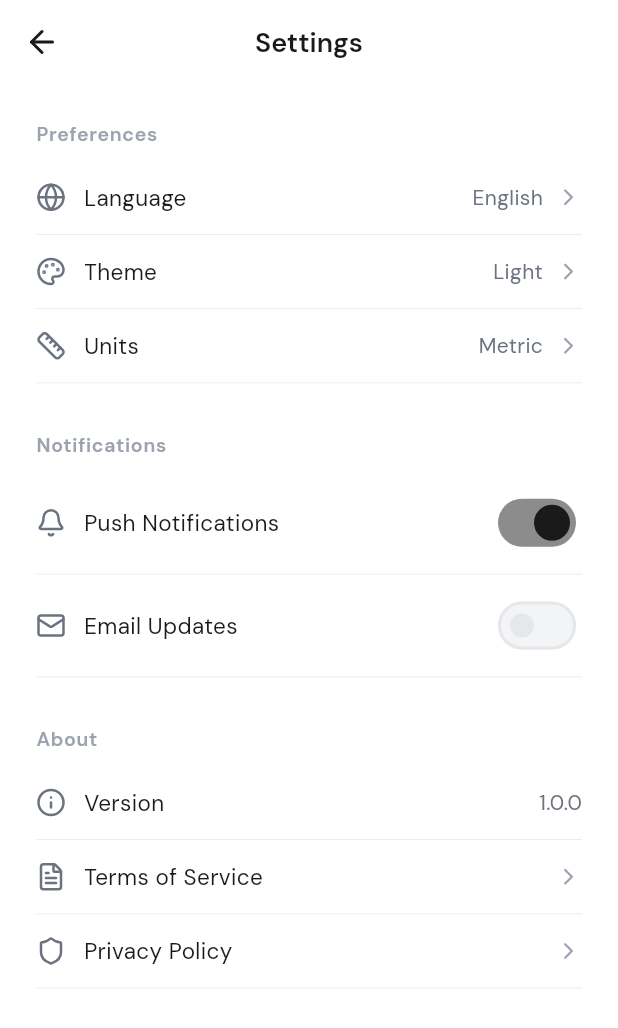
After one commit to jonmac909/trip, a Flutter app: the SettingsScreen screen opened by its route, on a phone screen of 412 x 824 dp. The commit adds this screen. Shown: the top 1028 px of the screen. Run offline on Flutter 3.47's test engine with Material 3 defaults, Android fonts, the phone set to English and light mode, and no system bars; our stand-ins replace cached_network_image, flutter_riverpod, go_router, google_fonts, google_generative_ai, image_picker and 2 more; missing offline and left inert: apple_maps_flutter; accounts and stored records are empty; network calls fail.

Commit message:
Fix all 5 bugs from test results
Bug #1: Add 'Continue without an account' option on login screen
Bug #2: Wire up Sign Up button to navigate to home (was no-op)
Bug #3: Convert Explore search bar to functional TextField
Bug #4: Create Settings screen and wire up navigation from Profile
Bug #5: Add Semantics to Wishlist 'Plan a Trip' button for accessibility

```diff
--- a/lib/presentation/navigation/app_router.dart
+++ b/lib/presentation/navigation/app_router.dart
@@ -21,6 +21,7 @@ import 'package:trippified/presentation/screens/trip/trip_dashboard_screen.dart'
 import 'package:trippified/presentation/screens/trip_setup/recommended_routes_screen.dart';
 import 'package:trippified/presentation/screens/trip_setup/trip_setup_screen.dart';
 import 'package:trippified/presentation/screens/profile/my_tickets_screen.dart';
+import 'package:trippified/presentation/screens/profile/settings_screen.dart';
 import 'package:trippified/presentation/screens/saved/tiktok_scan_results_screen.dart';
 import 'package:trippified/presentation/screens/saved/trip_hub_drafts_screen.dart';
 import 'package:trippified/presentation/screens/saved/saved_city_detail_screen.dart';
@@ -237,6 +238,10 @@ final appRouter = GoRouter(
       path: AppRoutes.myTickets,
       builder: (context, state) => const MyTicketsScreen(),
     ),
+    GoRoute(
+      path: AppRoutes.settings,
+      builder: (context, state) => const SettingsScreen(),
+    ),
     // Saved routes
     GoRoute(
       path: AppRoutes.tripHubDrafts,
--- a/lib/presentation/screens/profile/profile_screen.dart
+++ b/lib/presentation/screens/profile/profile_screen.dart
@@ -117,7 +117,7 @@ class ProfileScreen extends StatelessWidget {
           _buildMenuItem(
             icon: LucideIcons.settings,
             label: 'Settings',
-            onTap: () => _showComingSoon(context),
+            onTap: () => context.push(AppRoutes.settings),
           ),
           const SizedBox(height: 4),
 
--- /dev/null
+++ b/lib/presentation/screens/profile/settings_screen.dart
@@ -0,0 +1,202 @@
+import 'package:flutter/material.dart';
+import 'package:go_router/go_router.dart';
+import 'package:google_fonts/google_fonts.dart';
+import 'package:lucide_icons/lucide_icons.dart';
+
+import 'package:trippified/core/constants/app_colors.dart';
+import 'package:trippified/core/constants/app_spacing.dart';
+
+/// Settings screen with app preferences
+class SettingsScreen extends StatelessWidget {
+  const SettingsScreen({super.key});
+
+  @override
+  Widget build(BuildContext context) {
+    return Scaffold(
+      backgroundColor: AppColors.background,
+      appBar: AppBar(
+        backgroundColor: AppColors.background,
+        elevation: 0,
+        leading: IconButton(
+          icon: const Icon(LucideIcons.arrowLeft, color: AppColors.primary),
+          onPressed: () => context.pop(),
+        ),
+        title: Text(
+          'Settings',
+          style: GoogleFonts.dmSans(
+            fontSize: 18,
+            fontWeight: FontWeight.w600,
+            color: AppColors.primary,
+          ),
+        ),
+        centerTitle: true,
+      ),
+      body: ListView(
+        padding: const EdgeInsets.all(AppSpacing.lg),
+        children: [
+          _buildSectionHeader('Preferences'),
+          const SizedBox(height: AppSpacing.sm),
+          _buildSettingsItem(
+            icon: LucideIcons.globe,
+            label: 'Language',
+            value: 'English',
+            onTap: () => _showComingSoon(context),
+          ),
+          _buildSettingsItem(
+            icon: LucideIcons.palette,
+            label: 'Theme',
+            value: 'Light',
+            onTap: () => _showComingSoon(context),
+          ),
+          _buildSettingsItem(
+            icon: LucideIcons.ruler,
+            label: 'Units',
+            value: 'Metric',
+            onTap: () => _showComingSoon(context),
+          ),
+          const SizedBox(height: AppSpacing.xl),
+          _buildSectionHeader('Notifications'),
+          const SizedBox(height: AppSpacing.sm),
+          _buildSwitchItem(
+            icon: LucideIcons.bell,
+            label: 'Push Notifications',
+            value: true,
+            onChanged: (v) => _showComingSoon(context),
+          ),
+          _buildSwitchItem(
+            icon: LucideIcons.mail,
+            label: 'Email Updates',
+            value: false,
+            onChanged: (v) => _showComingSoon(context),
+          ),
+          const SizedBox(height: AppSpacing.xl),
+          _buildSectionHeader('About'),
+          const SizedBox(height: AppSpacing.sm),
+          _buildSettingsItem(
+            icon: LucideIcons.info,
+            label: 'Version',
+            value: '1.0.0',
+            showChevron: false,
+          ),
+          _buildSettingsItem(
+            icon: LucideIcons.fileText,
+            label: 'Terms of Service',
+            onTap: () => _showComingSoon(context),
+          ),
+          _buildSettingsItem(
+            icon: LucideIcons.shield,
+            label: 'Privacy Policy',
+            onTap: () => _showComingSoon(context),
+          ),
+        ],
+      ),
+    );
+  }
+
+  Widget _buildSectionHeader(String title) {
+    return Text(
+      title,
+      style: GoogleFonts.dmSans(
+        fontSize: 13,
+        fontWeight: FontWeight.w600,
+        color: AppColors.textTertiary,
+        letterSpacing: 0.5,
+      ),
+    );
+  }
+
+  Widget _buildSettingsItem({
+    required IconData icon,
+    required String label,
+    String? value,
+    VoidCallback? onTap,
+    bool showChevron = true,
+  }) {
+    return GestureDetector(
+      onTap: onTap,
+      child: Container(
+        padding: const EdgeInsets.symmetric(vertical: 14),
+        decoration: const BoxDecoration(
+          border: Border(
+            bottom: BorderSide(color: AppColors.border, width: 0.5),
+          ),
+        ),
+        child: Row(
+          children: [
+            Icon(icon, size: 20, color: AppColors.textSecondary),
+            const SizedBox(width: 12),
+            Expanded(
+              child: Text(
+                label,
+                style: GoogleFonts.dmSans(
+                  fontSize: 15,
+                  fontWeight: FontWeight.w400,
+                  color: AppColors.primary,
+                ),
+              ),
+            ),
+            if (value != null)
+              Text(
+                value,
+                style: GoogleFonts.dmSans(
+                  fontSize: 14,
+                  color: AppColors.textSecondary,
+                ),
+              ),
+            if (showChevron && onTap != null) ...[
+              const SizedBox(width: 8),
+              const Icon(
+                LucideIcons.chevronRight,
+                size: 18,
+                color: AppColors.textTertiary,
+              ),
+            ],
+          ],
+        ),
+      ),
+    );
+  }
+
+  Widget _buildSwitchItem({
+    required IconData icon,
+    required String label,
+    required bool value,
+    required ValueChanged<bool> onChanged,
+  }) {
+    return Container(
+      padding: const EdgeInsets.symmetric(vertical: 10),
+      decoration: const BoxDecoration(
+        border: Border(
+          bottom: BorderSide(color: AppColors.border, width: 0.5),
+        ),
+      ),
+      child: Row(
+        children: [
+          Icon(icon, size: 20, color: AppColors.textSecondary),
+          const SizedBox(width: 12),
+          Expanded(
+            child: Text(
+              label,
+              style: GoogleFonts.dmSans(
+                fontSize: 15,
+                fontWeight: FontWeight.w400,
+                color: AppColors.primary,
+              ),
+            ),
+          ),
+          Switch.adaptive(
+            value: value,
+            onChanged: onChanged,
+            activeColor: AppColors.primary,
+          ),
+        ],
+      ),
+    );
+  }
+
+  void _showComingSoon(BuildContext context) {
+    ScaffoldMessenger.of(context).showSnackBar(
+      const SnackBar(content: Text('Coming soon!')),
+    );
+  }
+}
```
Also changed, not shown: lib/presentation/screens/auth/login_screen.dart (+27 -3 lines), lib/presentation/screens/explore/explore_screen.dart (+23 -8 lines), lib/presentation/screens/home/home_screen.dart (+11 -5 lines).
